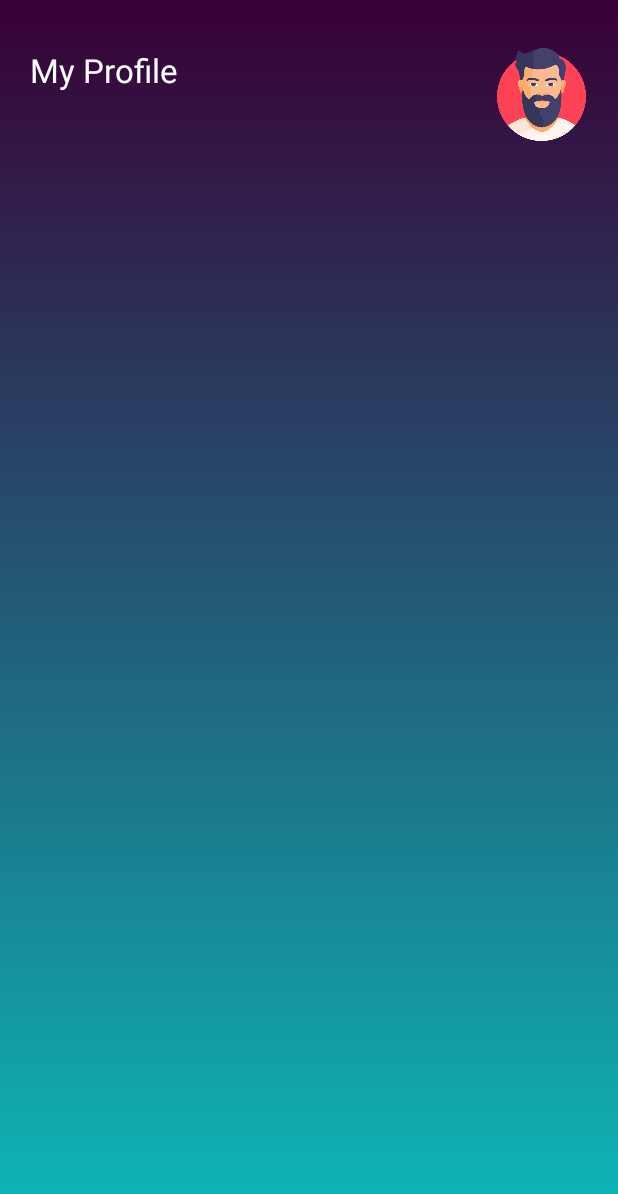
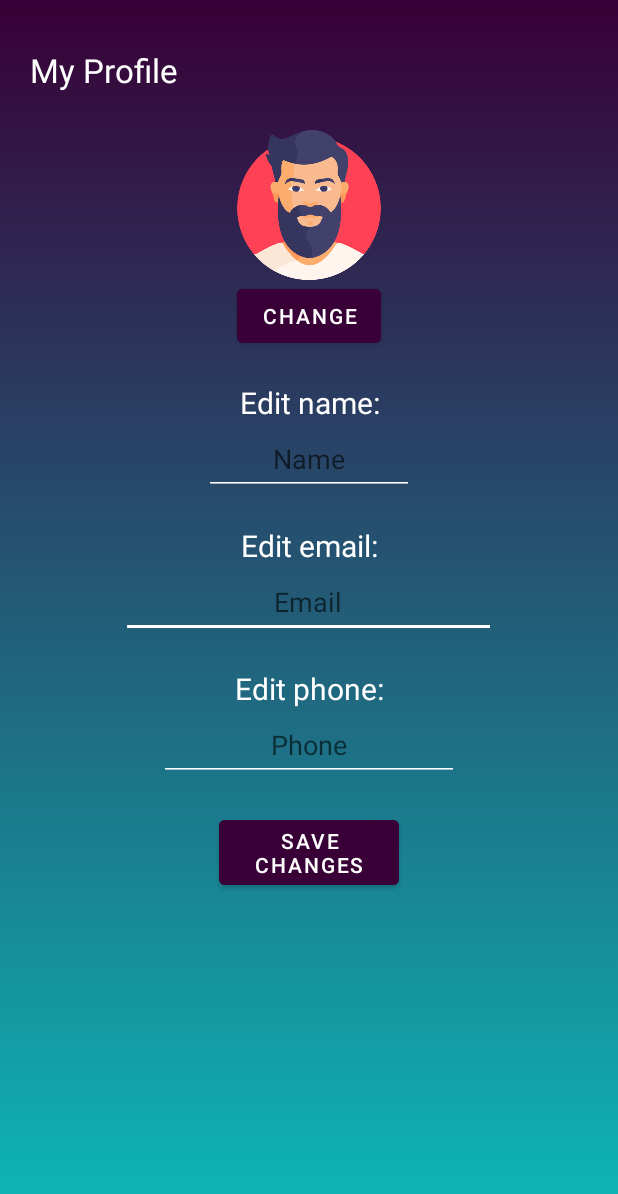
Before and after one commit to gruiagruia/AND-AR_App_Project, an Android app: the ProfileActivity screen opened directly, with no data from a screen before it, on a phone screen of 412 x 824 dp. Shown: the top 1194 px of the screen. Run offline under Robolectric (Android 15) with nearby library versions, the phone set to English and light mode, and no system bars.

Commit message:
- updated the design for profile activity - updated the design for progress activity

```diff
--- a/app/src/main/java/com/gruia/ar_app/CoursesActivity.java
+++ b/app/src/main/java/com/gruia/ar_app/CoursesActivity.java
@@ -3,12 +3,14 @@ package com.gruia.ar_app;
 import androidx.appcompat.app.AppCompatActivity;
 
 import android.os.Bundle;
+import android.view.WindowManager;
 
 public class CoursesActivity extends AppCompatActivity {
 
     @Override
     protected void onCreate(Bundle savedInstanceState) {
         super.onCreate(savedInstanceState);
+        getWindow().addFlags(WindowManager.LayoutParams.FLAG_FULLSCREEN);
         setContentView(R.layout.activity_courses);
     }
 }
--- a/app/src/main/java/com/gruia/ar_app/ProfileActivity.java
+++ b/app/src/main/java/com/gruia/ar_app/ProfileActivity.java
@@ -3,12 +3,14 @@ package com.gruia.ar_app;
 import androidx.appcompat.app.AppCompatActivity;
 
 import android.os.Bundle;
+import android.view.WindowManager;
 
 public class ProfileActivity extends AppCompatActivity {
 
     @Override
     protected void onCreate(Bundle savedInstanceState) {
         super.onCreate(savedInstanceState);
+        getWindow().addFlags(WindowManager.LayoutParams.FLAG_FULLSCREEN);
         setContentView(R.layout.activity_profile);
     }
 }
--- a/app/src/main/java/com/gruia/ar_app/ProgressActivity.java
+++ b/app/src/main/java/com/gruia/ar_app/ProgressActivity.java
@@ -3,12 +3,14 @@ package com.gruia.ar_app;
 import androidx.appcompat.app.AppCompatActivity;
 
 import android.os.Bundle;
+import android.view.WindowManager;
 
 public class ProgressActivity extends AppCompatActivity {
 
     @Override
     protected void onCreate(Bundle savedInstanceState) {
         super.onCreate(savedInstanceState);
+        getWindow().addFlags(WindowManager.LayoutParams.FLAG_FULLSCREEN);
         setContentView(R.layout.activity_progress);
     }
 }
--- a/app/src/main/java/com/gruia/ar_app/SettingsActivity.java
+++ b/app/src/main/java/com/gruia/ar_app/SettingsActivity.java
@@ -3,12 +3,14 @@ package com.gruia.ar_app;
 import androidx.appcompat.app.AppCompatActivity;
 
 import android.os.Bundle;
+import android.view.WindowManager;
 
 public class SettingsActivity extends AppCompatActivity {
 
     @Override
     protected void onCreate(Bundle savedInstanceState) {
         super.onCreate(savedInstanceState);
+        getWindow().addFlags(WindowManager.LayoutParams.FLAG_FULLSCREEN);
         setContentView(R.layout.activity_settings);
     }
 }
--- a/app/src/main/res/layout/activity_profile.xml
+++ b/app/src/main/res/layout/activity_profile.xml
@@ -25,7 +25,8 @@
         android:textSize="22sp"
         android:textColor="#FFFFFF"
         android:layout_width="wrap_content"
-        android:layout_height="wrap_content"/>
+        android:layout_height="wrap_content"
+        />
     <TextView
         android:layout_marginTop="6dp"
         android:layout_below="@id/txtDashboard"
@@ -33,12 +34,105 @@
         android:textColor="#FFFFFF"
         android:layout_width="wrap_content"
         android:layout_height="wrap_content"/>
-    <ImageView
-        android:layout_alignParentRight="true"
-        android:src="@drawable/man"
-        android:layout_width="62dp"
-        android:layout_height="62dp"/>
+
     </RelativeLayout>
+
+        <LinearLayout
+            android:layout_width="match_parent"
+            android:layout_height="match_parent"
+            android:orientation="vertical"
+            android:gravity="center">
+
+            <ImageView
+                android:id="@+id/imageView2"
+                android:layout_width="100dp"
+                android:layout_height="100dp"
+                app:srcCompat="@drawable/man" />
+
+            <Button
+                android:id="@+id/button"
+                android:backgroundTint="#380036"
+                android:layout_width="96dp"
+                android:layout_height="wrap_content"
+                android:text="Change" />
+
+            <TextView
+                android:textColor="@color/white"
+                android:textSize="20sp"
+                android:layout_marginTop="20dp"
+                android:id="@+id/textView"
+                android:layout_width="match_parent"
+                android:layout_height="wrap_content"
+                android:gravity="center"
+                android:text="Edit name:" />
+
+            <EditText
+                android:id="@+id/editTextTextPersonName"
+                android:layout_width="140dp"
+                android:layout_height="wrap_content"
+                android:ems="10"
+                android:gravity="center"
+                android:hint="Name"
+                android:inputType="textPersonName"
+                android:minHeight="48dp"
+                android:textColor="@color/white"
+                android:backgroundTint="@color/white"
+                />
+
+            <TextView
+                android:textColor="@color/white"
+                android:textSize="20sp"
+                android:layout_marginTop="20dp"
+                android:id="@+id/textView2"
+                android:layout_width="match_parent"
+                android:layout_height="wrap_content"
+                android:gravity="center"
+                android:text="Edit email:" />
+
+            <EditText
+                android:id="@+id/editTextTextEmailAddress"
+                android:layout_width="250dp"
+                android:layout_height="wrap_content"
+                android:ems="10"
+                android:gravity="center"
+                android:hint="Email"
+                android:inputType="textEmailAddress"
+                android:minHeight="48dp"
+                android:textColor="@color/white"
+                android:backgroundTint="@color/white"
+                />
+
+            <TextView
+                android:layout_marginTop="20dp"
+                android:textSize="20sp"
+                android:textColor="@color/white"
+                android:gravity="center"
+                android:id="@+id/textView3"
+                android:layout_width="match_parent"
+                android:layout_height="wrap_content"
+                android:text="Edit phone:" />
+
+            <EditText
+                android:id="@+id/editTextPhone"
+                android:layout_width="200dp"
+                android:layout_height="wrap_content"
+                android:ems="10"
+                android:gravity="center"
+                android:hint="Phone"
+                android:inputType="phone"
+                android:minHeight="48dp"
+                android:textColor="@color/white"
+                android:backgroundTint="@color/white"
+                />
+
+            <Button
+                android:layout_marginTop="20dp"
+                android:id="@+id/button2"
+                android:backgroundTint="#380036"
+                android:layout_width="120dp"
+                android:layout_height="wrap_content"
+                android:text="Save Changes"/>
+        </LinearLayout>
     </LinearLayout>
 
 </ScrollView>
```
Also changed, not shown: app/src/main/res/layout/activity_progress.xml (+65 -18 lines).
